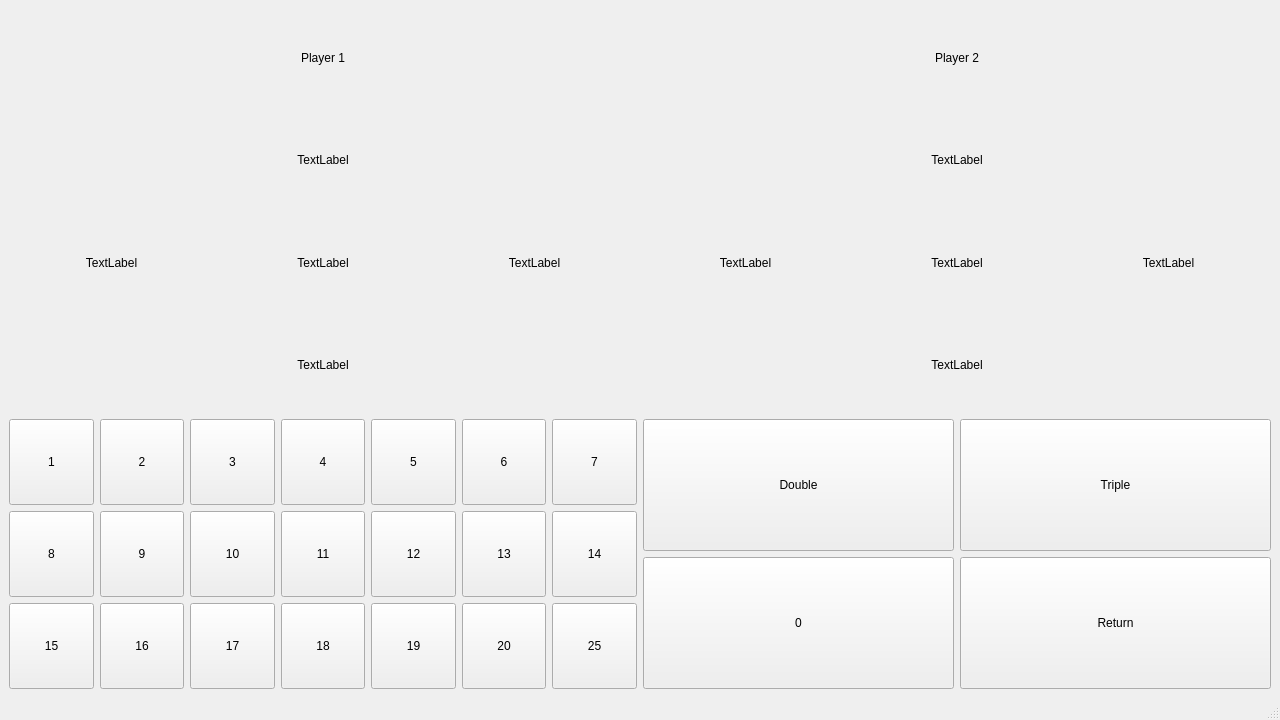
This is darts-counter/mainwindow.ui in NoahWissler/darts-counter as Qt 5 draws it before an edit. The edited form follows.
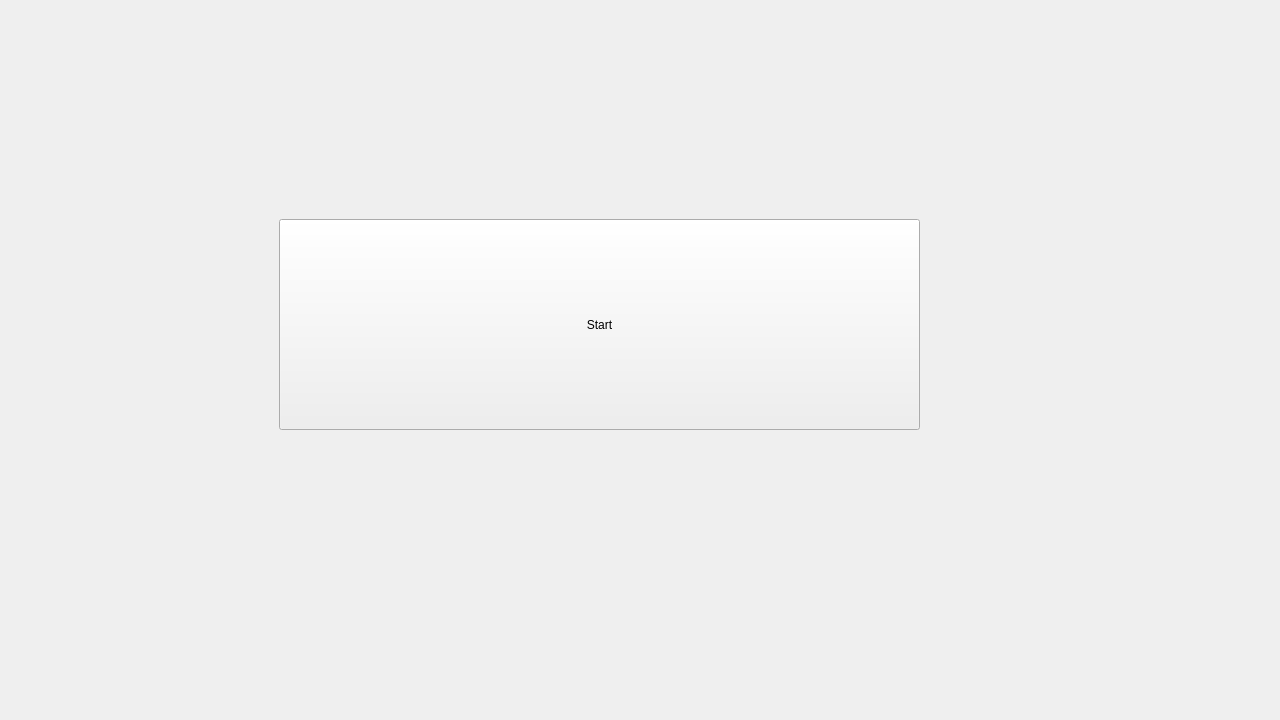
This is the edited form.

Commit message: TCPP-017 Start Page added

```diff
--- a/darts-counter/mainwindow.ui
+++ b/darts-counter/mainwindow.ui
@@ -22,6 +22,26 @@
    </property>
    <layout class="QVBoxLayout" name="verticalLayout_5">
     <item>
+     <widget class="QStackedWidget" name="pages">
+      <property name="currentIndex">
+       <number>0</number>
+      </property>
+      <widget class="QWidget" name="startingPage">
+       <widget class="QPushButton" name="start">
+        <property name="geometry">
+         <rect>
+          <x>270</x>
+          <y>210</y>
+          <width>641</width>
+          <height>211</height>
+         </rect>
+        </property>
+        <property name="text">
+         <string>Start</string>
+        </property>
+       </widget>
+      </widget>
+      <widget class="QWidget" name="playingPage" native="true">
      <layout class="QVBoxLayout" name="verticalLayout_2" stretch="3,2">
       <item>
        <layout class="QHBoxLayout" name="horizontalLayout_3">
@@ -530,20 +550,11 @@
        </layout>
       </item>
      </layout>
+      </widget>
+     </widget>
     </item>
    </layout>
   </widget>
-  <widget class="QMenuBar" name="menubar">
-   <property name="geometry">
-    <rect>
-     <x>0</x>
-     <y>0</y>
-     <width>1280</width>
-     <height>21</height>
-    </rect>
-   </property>
-  </widget>
-  <widget class="QStatusBar" name="statusbar"/>
  </widget>
  <resources/>
  <connections/>
```
Lines whose indentation alone changed are shown as unchanged. The commit also changes 2 other files.
